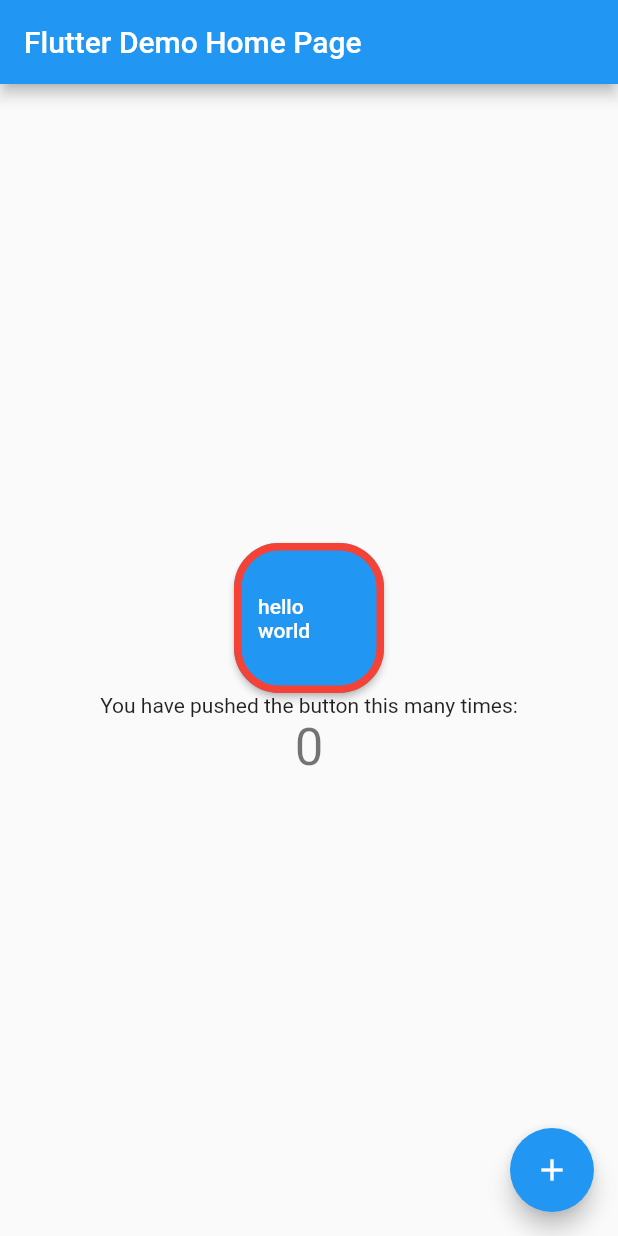
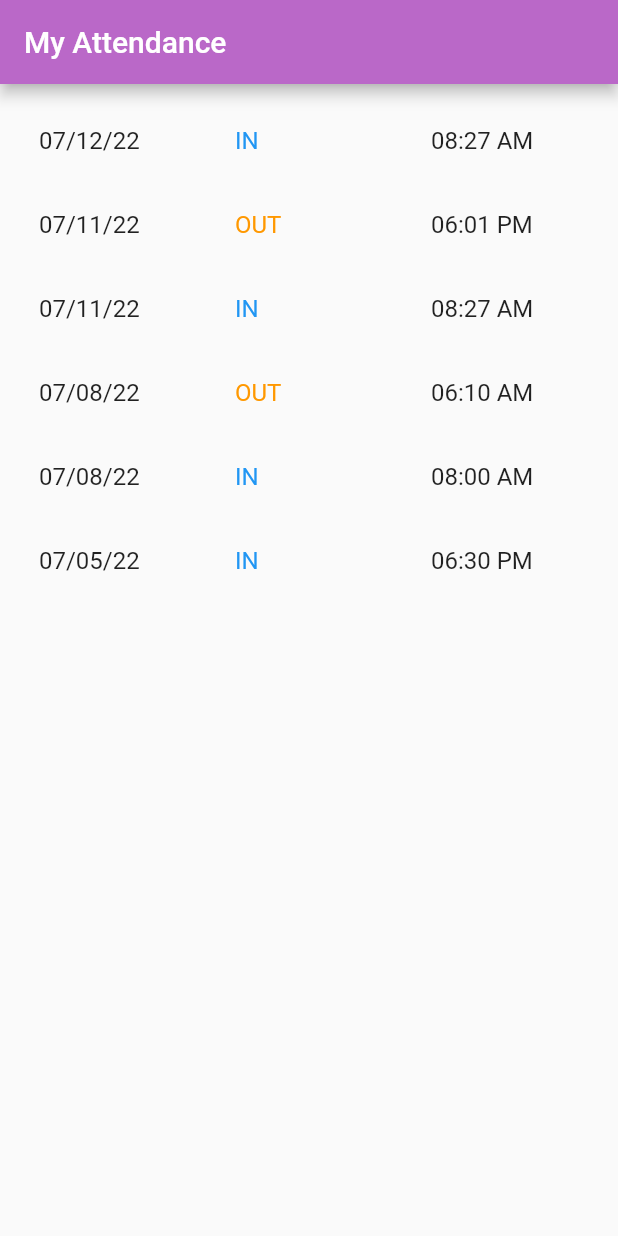
Before and after one commit to DC-GC/Bundy-Clock-App, a Flutter app: the screen it shows after launch, on a phone screen of 412 x 824 dp. Run offline on Flutter 3.47's test engine with Material 2 defaults, Android fonts, the phone set to English and light mode, and no system bars; our stand-ins replace equatable, flutter_bloc; missing offline and left inert: dart:html.

Commit message:
[Update] application can now  display attendance logs

```diff
--- /dev/null
+++ b/assets/input_data.json
@@ -0,0 +1,35 @@
+{
+    "attendance_logs": [
+        {
+            "clockType": "IN",
+            "date": "07/12/22",
+            "time": "08:27 AM"
+        },
+        {
+            "clockType": "OUT",
+            "date": "07/11/22",
+            "time": "06:01 PM"
+        },
+        {
+            "clockType": "IN",
+            "date": "07/11/22",
+            "time": "08:27 AM"
+        },
+        {
+            "clockType": "OUT",
+            "date": "07/08/22",
+            "time": "06:10 AM"
+        },
+        {
+            "clockType": "IN",
+            "date": "07/08/22",
+            "time": "08:00 AM"
+        },
+        {
+            "clockType": "IN",
+            "date": "07/05/22",
+            "time": "06:30 PM"
+        }
+
+    ]
+}
--- a/lib/bloc/attendance_logs_bloc.dart
+++ b/lib/bloc/attendance_logs_bloc.dart
@@ -17,7 +17,7 @@ class AttendanceLogBloc extends Bloc<AttendanceLogEvent, AttendanceLogState>{
     emit(AttendanceLogLoadingState());
     try{
       final attendanceLogAPIResponse = await LogsDatasource().getLogs();
-      emit(AttendanceLogSuccessfulState(attendanceLogs: attendanceLogAPIResponse.attendanceLogs , finalPage: attendanceLogAPIResponse.lastPage));
+      emit(AttendanceLogSuccessfulState(attendanceLogs: attendanceLogAPIResponse.attendanceLogs , finalPage: true));
     }on Error catch(e){
       print(e);
       emit(AttendanceLogLoadFailedState(error: e));
--- a/lib/bloc/attendance_logs_events.dart
+++ b/lib/bloc/attendance_logs_events.dart
@@ -1,5 +1,11 @@
+import 'package:bundy_clock/models/attendance_log_model.dart';
+
 abstract class AttendanceLogEvent{}
 
 class AttendanceLogAPIRequest extends AttendanceLogEvent{
+  // final List<AttendanceLog> attendanceLogs;
+  // AttendanceLogAPIRequest({required this.attendanceLogs});
+
   AttendanceLogAPIRequest();
+
 }
--- a/lib/datasource/attendance_logs_datasource.dart
+++ b/lib/datasource/attendance_logs_datasource.dart
@@ -2,15 +2,16 @@ import 'dart:convert';
 import 'dart:io';
 import 'package:bundy_clock/models/attendance_log_API_response_model.dart';
 import 'package:bundy_clock/models/attendance_log_model.dart';
+import 'package:flutter/services.dart';
 import 'package:http/http.dart';
 
 class LogsDatasource{
 
   Future <AttendanceLogAPIResponse> getLogs() async{
-    final url = "";
-    final response = await get(Uri.parse("$url"));
+    final String response = await rootBundle.loadString('assets/input_data.json');
 
-    final json = jsonDecode(response.body);
+    final json =await jsonDecode(response);
+    print(json);
     return AttendanceLogAPIResponse.fromJson(json);
 
   }
--- a/lib/main.dart
+++ b/lib/main.dart
@@ -1,5 +1,13 @@
-import 'package:bundy_clock/widgets/application_widgets.dart';
+import 'package:bundy_clock/bloc/attendance_logs_bloc.dart';
+import 'package:bundy_clock/bloc/attendance_logs_events.dart';
+import 'package:bundy_clock/bloc/attendance_logs_state.dart';
+import 'package:bundy_clock/datasource/attendance_logs_datasource.dart';
+import 'package:bundy_clock/models/attendance_log_API_response_model.dart';
+import 'package:bundy_clock/models/attendance_log_model.dart';
+import 'package:bundy_clock/pages/initial_page.dart';
+import 'package:bundy_clock/widgets/button_widget.dart';
 import 'package:flutter/material.dart';
+import 'package:flutter_bloc/flutter_bloc.dart';
 
 void main() {
   runApp(const MyApp());
@@ -11,7 +19,35 @@ class MyApp extends StatelessWidget {
   // This widget is the root of your application.
   @override
   Widget build(BuildContext context) {
-    return MaterialApp(
+    return MultiBlocProvider(
+    providers: [
+      BlocProvider(
+        create: (context) => AttendanceLogBloc()..add(AttendanceLogAPIRequest(
+          // attendanceLogs: [
+          //   AttendanceLog(
+          //     clockType: 'IN',
+          //     date: '07/12/22',
+          //     time: '08:27 AM'),
+          //   AttendanceLog(
+          //     clockType: 'OUT',
+          //     date: '07/11/22',
+          //     time: '06:01 PM'),
+          //   AttendanceLog(
+          //     clockType: 'IN',
+          //     date: '07/11/22',
+          //     time: '08:26 AM'),
+          //   AttendanceLog(
+          //     clockType: 'OUT',
+          //     date: '07/08/22',
+          //     time: '06:00 PM'),
+
+          // ]
+          ),
+
+          ),
+      ),
+    ],
+    child:MaterialApp(
       title: 'Flutter Demo',
       theme: ThemeData(
         // This is the theme of your application.
@@ -25,8 +61,9 @@ class MyApp extends StatelessWidget {
         // is not restarted.
         primarySwatch: Colors.blue,
       ),
-      home: const MyHomePage(title: 'Flutter Demo Home Page'),
-    );
+      home: InitialPage(),
+    )
+  );
   }
 }
 
--- a/lib/models/attendance_log_API_response_model.dart
+++ b/lib/models/attendance_log_API_response_model.dart
@@ -9,9 +9,9 @@ class AttendanceLogAPIResponse{
   AttendanceLogAPIResponse({required this.attendanceLogs, required this.lastPage});
 
   factory AttendanceLogAPIResponse.fromJson(Map<String, dynamic> json){
-    final attendanceLogList = ([] as List <AttendanceLog>) ;
+    final attendanceLogList = (json['attendance_logs'] as List)
+      .map((e) => AttendanceLog.fromJson(e)).toList();
     final lastPage = json['nextpage'] != null;
-
     //must convert the API response to List<AttendanceLog> first
 
     return AttendanceLogAPIResponse(attendanceLogs: attendanceLogList, lastPage: lastPage);
--- a/lib/models/attendance_log_model.dart
+++ b/lib/models/attendance_log_model.dart
@@ -6,4 +6,12 @@ class AttendanceLog{
   final String time;
   final String clockType;
   AttendanceLog({required this.date, required this.time, required this.clockType});
+
+  factory AttendanceLog.fromJson(Map<String, dynamic> json){
+      final date = json['date'];
+      final time = json['time'];
+      final clockType = json['clockType'];
+
+      return AttendanceLog(date: date, time: time, clockType: clockType);
+  }
 }
--- /dev/null
+++ b/lib/pages/initial_page.dart
@@ -0,0 +1,103 @@
+import 'package:bundy_clock/bloc/attendance_logs_bloc.dart';
+import 'package:bundy_clock/bloc/attendance_logs_state.dart';
+import 'package:bundy_clock/models/attendance_log_API_response_model.dart';
+import 'package:flutter/material.dart';
+import 'package:flutter_bloc/flutter_bloc.dart';
+
+class InitialPage extends StatelessWidget {
+  const InitialPage({Key? key}) : super(key: key);
+
+  @override
+  Widget build(BuildContext context) {
+
+    return Scaffold(
+      appBar: AppBar(
+        title: Text('My Attendance'),
+        backgroundColor: Colors.purple[300],),
+      body: BlocBuilder<AttendanceLogBloc, AttendanceLogState>(
+        builder: (context, state) {
+          if(state is AttendanceLogLoadingState){
+            return const Center(child: CircularProgressIndicator(), );
+          }else if(state is AttendanceLogSuccessfulState){
+            return Padding(
+              padding: const EdgeInsets.all(10),
+              child: Column(
+                crossAxisAlignment: CrossAxisAlignment.start,
+
+                children: [
+                  Row(
+                    children: [
+                      Expanded(
+                        child:ListView.builder(
+                        itemCount: state.attendanceLogs.length,
+                        shrinkWrap: true,
+                        itemBuilder: (context, index){
+                          if(index<state.attendanceLogs.length){
+                            return ListTile(title: Text(state.attendanceLogs[index].date,));
+
+                          }else{
+                            return const Padding(padding: EdgeInsets.symmetric(vertical: 24),
+                            child: Center(child: CircularProgressIndicator()));
+                          }
+                        },
+
+                      ),
+
+                      ),
+
+                      Expanded(
+                        child:ListView.builder(
+                        itemCount: state.attendanceLogs.length,
+                        shrinkWrap: true,
+                        itemBuilder: (context, index){
+                          if(index<state.attendanceLogs.length){
+                            return ListTile(
+                              title: Text(state.attendanceLogs[index].clockType,
+                              style: TextStyle(color:state.attendanceLogs[index].clockType == 'IN'?Colors.blue:Colors.orange ),));
+
+                          }else{
+                            return const Padding(padding: EdgeInsets.symmetric(vertical: 24),
+                            child: Center(child: CircularProgressIndicator()));
+                          }
+                        },
+
+                      ),
+
+                      ),
+                      Expanded(
+                        child:ListView.builder(
+                        itemCount: state.attendanceLogs.length,
+                        shrinkWrap: true,
+                        itemBuilder: (context, index){
+                          if(index<state.attendanceLogs.length){
+                            return ListTile(title: Text(state.attendanceLogs[index].time,));
+
+                          }else{
+                            return const Padding(padding: EdgeInsets.symmetric(vertical: 24),
+                            child: Center(child: CircularProgressIndicator()));
+                          }
+                        },
+
+                      ),
+
+                      ),
+                    ],
+                  ),
+
+
+                ],
+              ),);
+          }else if(state is AttendanceLogLoadFailedState){
+            return Center(
+              child: Text(state.error.toString()),
+            );
+          }else {
+            return Container();
+          }
+
+        },
+      ),
+    );
+
+  }
+}
--- a/pubspec.yaml
+++ b/pubspec.yaml
@@ -57,11 +57,14 @@ dev_dependencies:
 # The following section is specific to Flutter packages.
 flutter:
 
+
   # The following line ensures that the Material Icons font is
   # included with your application, so that you can use the icons in
   # the material Icons class.
   uses-material-design: true
 
+  assets:
+    - assets/
   # To add assets to your application, add an assets section, like this:
   # assets:
   #   - images/a_dot_burr.jpeg
```
Also changed, not shown: lib/widgets/listview_widget.dart (added, +57 -0 lines), lib/widgets/button_widget.dart (renamed from lib/widgets/application_widgets.dart).
